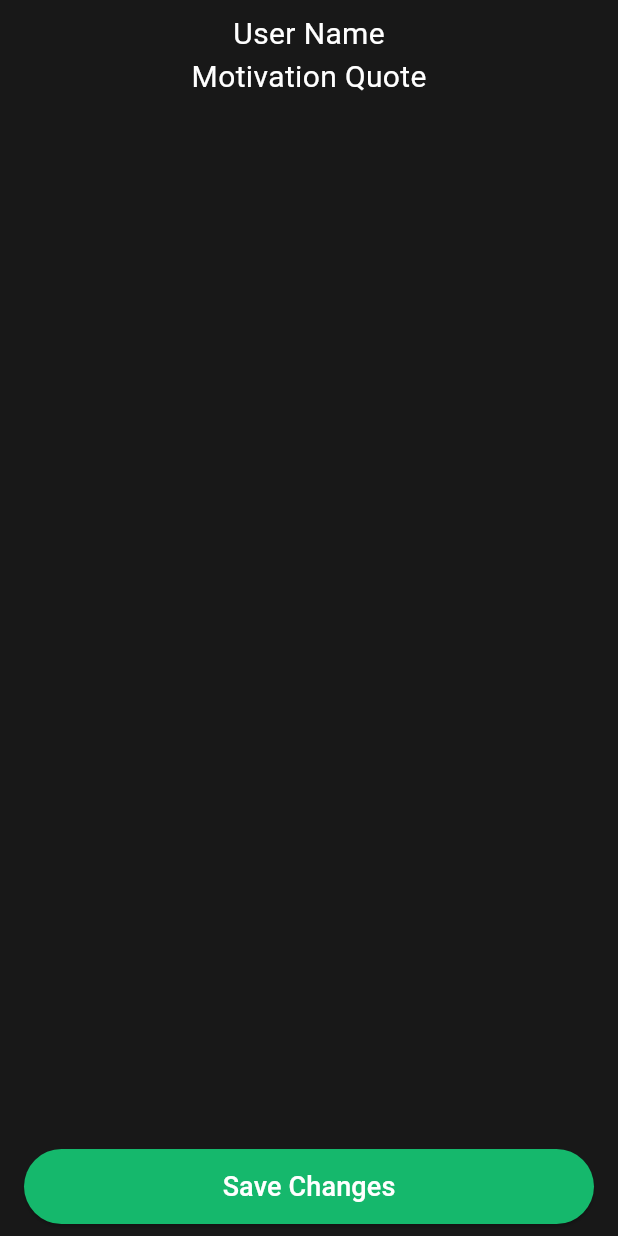
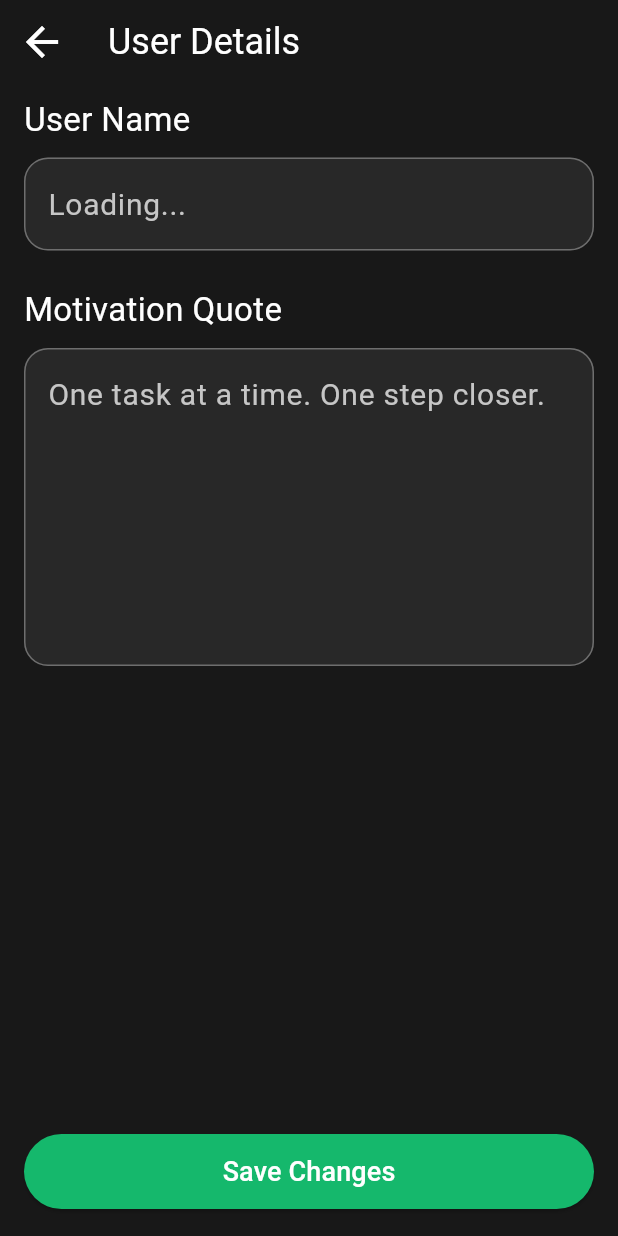
Before and after one commit to AhmedEzz999/daily_plan, a Flutter app: the MainView screen opened by its route, item 4 of the bottom bar chosen, after a tap on the "arrow forward" icon, on a phone screen of 412 x 824 dp. Run offline on Flutter 3.47's test engine with Material 3 defaults, Android fonts, the phone set to English and light mode, and no system bars; our stand-ins replace flutter_svg, shared_preferences; accounts and stored records are empty.

Commit message:
Finish Edit User Details View UI

```diff
--- a/lib/constants/constants.dart
+++ b/lib/constants/constants.dart
@@ -6,4 +6,4 @@ const String loginViewID = 'login view';
 const String mainViewID = 'main view';
 const String homeViewID = 'home view';
 const String newTaskViewID = 'new task view';
-const String editUserViewID = 'edit user view';
+const String editUserDetailsViewID = 'edit user details view';
--- /dev/null
+++ b/lib/views/edit_user_details_view.dart
@@ -0,0 +1,86 @@
+import 'package:flutter/material.dart';
+
+import '../models/user_model.dart';
+import '../widgets/motivation_quote_field.dart';
+import '../widgets/save_user_details_button.dart';
+import '../widgets/user_name_field.dart';
+
+class EditUserDetailsView extends StatefulWidget {
+  const EditUserDetailsView({required this.userModel, super.key});
+  final UserModel? userModel;
+
+  @override
+  State<EditUserDetailsView> createState() => _EditUserDetailsViewState();
+}
+
+class _EditUserDetailsViewState extends State<EditUserDetailsView> {
+  late TextEditingController _userNameController;
+  late TextEditingController _motivationQuoteController;
+
+  @override
+  void initState() {
+    super.initState();
+    _userNameController = TextEditingController(
+      text: widget.userModel?.userName ?? 'Loading...',
+    );
+    _motivationQuoteController = TextEditingController(
+      text:
+          widget.userModel?.motivationQuote ??
+          'One task at a time. One step closer.',
+    );
+  }
+
+  @override
+  void dispose() {
+    _userNameController.dispose();
+    _motivationQuoteController.dispose();
+    super.dispose();
+  }
+
+  @override
+  Widget build(BuildContext context) {
+    return Scaffold(
+      appBar: AppBar(
+        title: const Text(
+          'User Details',
+          style: TextStyle(fontSize: 24, color: Colors.white),
+        ),
+      ),
+      body: SafeArea(
+        child: Padding(
+          padding: const EdgeInsets.symmetric(vertical: 8, horizontal: 16),
+          child: Form(
+            child: Column(
+              children: [
+                Expanded(
+                  child: Column(
+                    crossAxisAlignment: CrossAxisAlignment.start,
+                    children: [
+                      const Text(
+                        'User Name',
+                        style: TextStyle(fontSize: 22, color: Colors.white),
+                      ),
+                      const SizedBox(height: 10),
+                      UserNameField(userNameController: _userNameController),
+                      const SizedBox(height: 24),
+                      const Text(
+                        'Motivation Quote',
+                        style: TextStyle(fontSize: 22, color: Colors.white),
+                      ),
+                      const SizedBox(height: 10),
+                      MotivationQuoteField(
+                        motivationQuoteController: _motivationQuoteController,
+                      ),
+                    ],
+                  ),
+                ),
+                SaveUserDetailsButton(onPressed: () async {}),
+                const SizedBox(height: 10),
+              ],
+            ),
+          ),
+        ),
+      ),
+    );
+  }
+}
--- a/lib/views/edit_user_view.dart
+++ /dev/null
@@ -1,39 +0,0 @@
-import 'package:flutter/material.dart';
-
-import '../models/user_model.dart';
-import '../widgets/save_user_details_button.dart';
-
-class EditUserView extends StatelessWidget {
-  const EditUserView({required this.userModel, super.key});
-  final UserModel? userModel;
-
-  @override
-  Widget build(BuildContext context) {
-    return Scaffold(
-      body: SafeArea(
-        child: Padding(
-          padding: const EdgeInsets.symmetric(vertical: 8, horizontal: 16),
-          child: Column(
-            children: [
-              const Expanded(
-                child: Column(
-                  children: [
-                    Text(
-                      'User Name',
-                      style: TextStyle(fontSize: 20, color: Colors.white),
-                    ),
-                    Text(
-                      'Motivation Quote',
-                      style: TextStyle(fontSize: 20, color: Colors.white),
-                    ),
-                  ],
-                ),
-              ),
-              SaveUserDetailsButton(onPressed: () async {}),
-            ],
-          ),
-        ),
-      ),
-    );
-  }
-}
--- a/lib/views/new_task_view.dart
+++ b/lib/views/new_task_view.dart
@@ -31,9 +31,9 @@ class _NewTaskViewState extends State<NewTaskView> {
 
   @override
   void dispose() {
-    super.dispose();
     _taskNameController.dispose();
     _taskDescriptionController.dispose();
+    super.dispose();
   }
 
   void _addNormalTask() async {
--- /dev/null
+++ b/lib/widgets/motivation_quote_field.dart
@@ -0,0 +1,39 @@
+import 'package:flutter/material.dart';
+
+class MotivationQuoteField extends StatelessWidget {
+  const MotivationQuoteField({
+    required this.motivationQuoteController,
+    super.key,
+  });
+  final TextEditingController motivationQuoteController;
+
+  @override
+  Widget build(BuildContext context) {
+    return TextFormField(
+      minLines: 6,
+      maxLines: 8,
+      controller: motivationQuoteController,
+      style: const TextStyle(color: Color(0xffC6C6C6), fontSize: 20),
+      cursorColor: const Color(0xffC6C6C6),
+      decoration: InputDecoration(
+        filled: true,
+        fillColor: const Color(0xFF282828),
+        hintText: 'One task at a time. One step closer.',
+        hintStyle: const TextStyle(fontSize: 18, color: Color(0xff6D6D6D)),
+        enabledBorder: OutlineInputBorder(
+          borderSide: const BorderSide(color: Color(0xff6E6E6E)),
+          borderRadius: BorderRadius.circular(16),
+        ),
+        focusedBorder: OutlineInputBorder(
+          borderSide: const BorderSide(color: Color(0xff6E6E6E)),
+          borderRadius: BorderRadius.circular(16),
+        ),
+        border: OutlineInputBorder(
+          borderSide: const BorderSide(color: Color(0xff6E6E6E)),
+          borderRadius: BorderRadius.circular(16),
+        ),
+        errorStyle: const TextStyle(fontSize: 18),
+      ),
+    );
+  }
+}
--- a/lib/widgets/user_details_container.dart
+++ b/lib/widgets/user_details_container.dart
@@ -2,7 +2,7 @@ import 'package:flutter/material.dart';
 import 'package:flutter_svg/svg.dart';
 
 import '../models/user_model.dart';
-import '../views/edit_user_view.dart';
+import '../views/edit_user_details_view.dart';
 
 class UserDetailsContainer extends StatelessWidget {
   const UserDetailsContainer({required this.userModel, super.key});
@@ -39,7 +39,7 @@ class UserDetailsContainer extends StatelessWidget {
                     context,
                     MaterialPageRoute(
                       builder: (context) {
-                        return EditUserView(userModel: userModel);
+                        return EditUserDetailsView(userModel: userModel);
                       },
                     ),
                   );
--- /dev/null
+++ b/lib/widgets/user_name_field.dart
@@ -0,0 +1,48 @@
+import 'package:flutter/material.dart';
+
+class UserNameField extends StatelessWidget {
+  const UserNameField({required this.userNameController, super.key});
+  final TextEditingController userNameController;
+
+  bool isValidUsername(String userName) {
+    final regex = RegExp(r'^[a-zA-Z ][a-zA-Z0-9_ ]{2,19}$');
+    return regex.hasMatch(userName);
+  }
+
+  @override
+  Widget build(BuildContext context) {
+    return TextFormField(
+      validator: (value) {
+        if (value == null || value.trim().isEmpty) {
+          return 'Please enter your name';
+        }
+        if (!isValidUsername(value)) {
+          return 'Invalid Name';
+        }
+        return null;
+      },
+      controller: userNameController,
+      style: const TextStyle(color: Color(0xffC6C6C6), fontSize: 20),
+      cursorColor: const Color(0xffC6C6C6),
+      decoration: InputDecoration(
+        filled: true,
+        fillColor: const Color(0xFF282828),
+        hintText: 'Finish UI design for login screen',
+        hintStyle: const TextStyle(fontSize: 18, color: Color(0xff6D6D6D)),
+        enabledBorder: OutlineInputBorder(
+          borderSide: const BorderSide(color: Color(0xff6E6E6E)),
+          borderRadius: BorderRadius.circular(16),
+        ),
+        focusedBorder: OutlineInputBorder(
+          borderSide: const BorderSide(color: Color(0xff6E6E6E)),
+          borderRadius: BorderRadius.circular(16),
+        ),
+        border: OutlineInputBorder(
+          borderSide: const BorderSide(color: Color(0xff6E6E6E)),
+          borderRadius: BorderRadius.circular(16),
+        ),
+        errorStyle: const TextStyle(fontSize: 18),
+      ),
+    );
+  }
+}
```
